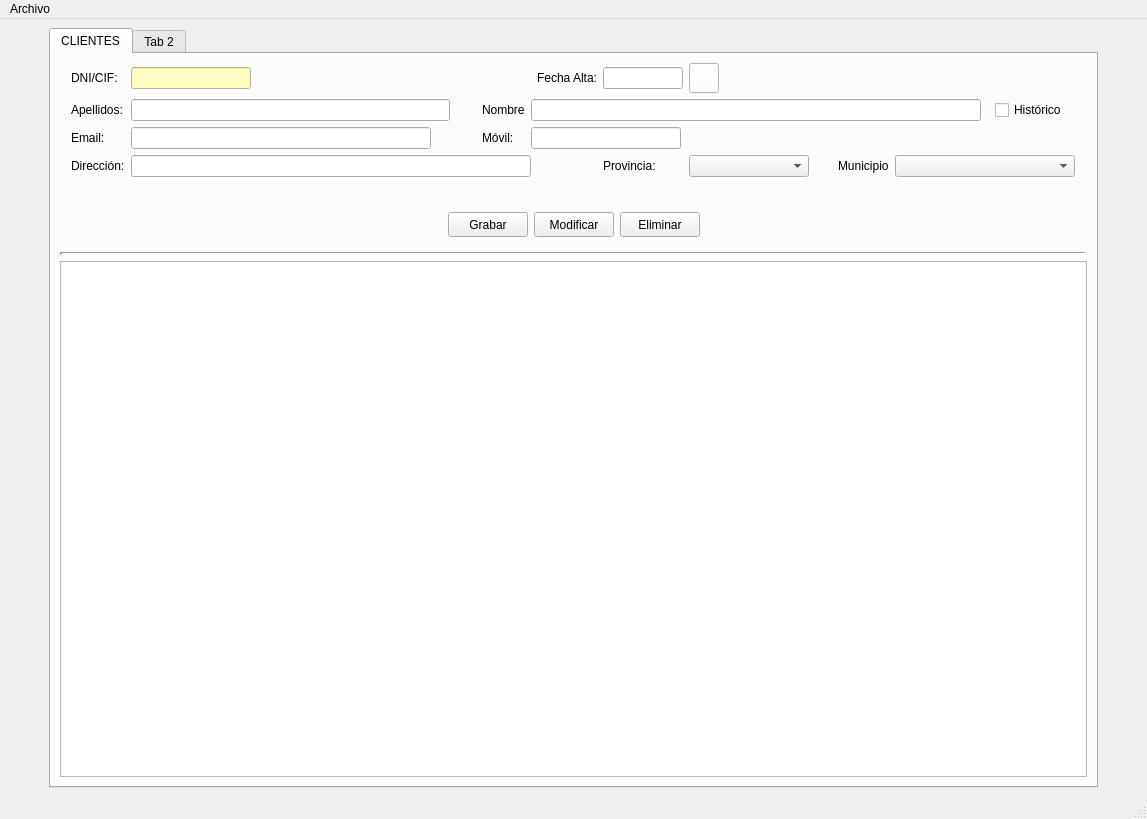
The window that venPrincipal.ui (DavBaquero/Proyecto-DI) describes before a commit, drawn with Qt 5.
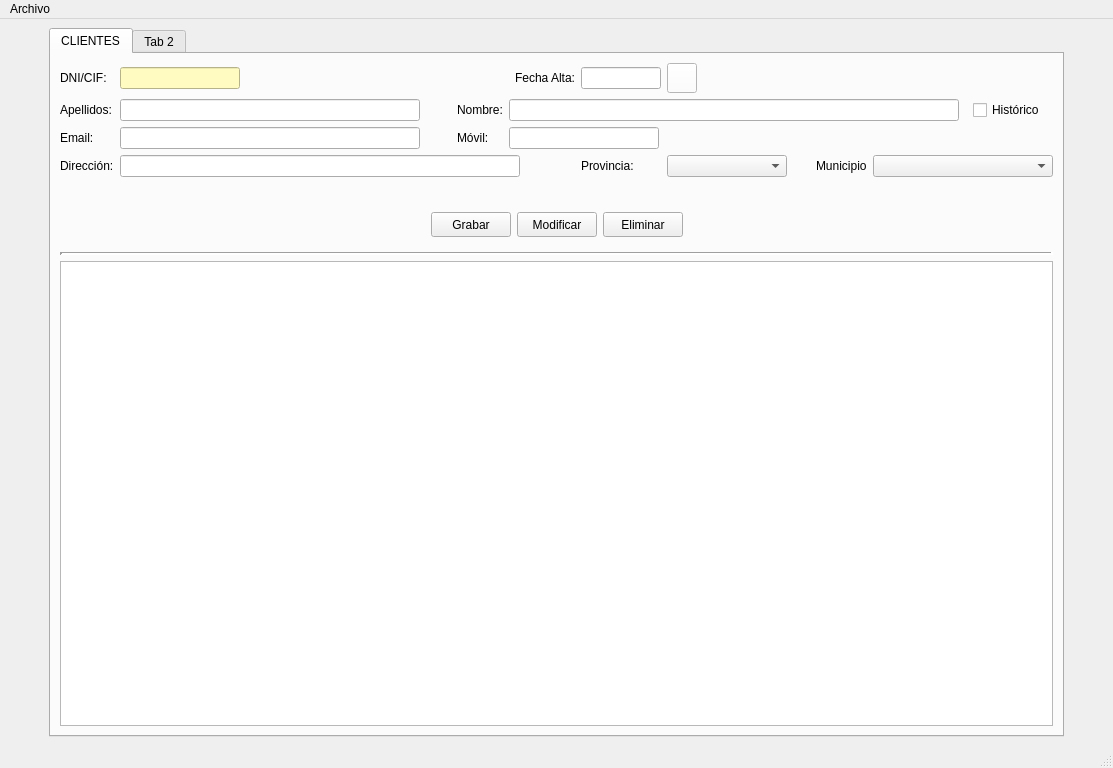
The same window after the commit. Icons and pictures are not drawn.

Diff of the .ui file:
```diff
--- a/venPrincipal.ui
+++ b/venPrincipal.ui
@@ -6,8 +6,8 @@
    <rect>
     <x>0</x>
     <y>0</y>
-    <width>1147</width>
-    <height>819</height>
+    <width>1113</width>
+    <height>768</height>
    </rect>
   </property>
   <property name="sizePolicy">
@@ -16,6 +16,12 @@
     <verstretch>0</verstretch>
    </sizepolicy>
   </property>
+  <property name="minimumSize">
+   <size>
+    <width>1024</width>
+    <height>768</height>
+   </size>
+  </property>
   <property name="focusPolicy">
    <enum>Qt::TabFocus</enum>
   </property>
@@ -70,7 +76,7 @@
        <layout class="QVBoxLayout" name="verticalLayout">
         <item>
          <layout class="QGridLayout" name="gridLayout_3">
-          <item row="2" column="0">
+          <item row="3" column="0">
            <widget class="QFrame" name="frame">
             <layout class="QHBoxLayout" name="horizontalLayout">
              <property name="spacing">
@@ -162,7 +168,7 @@
             </layout>
            </widget>
           </item>
-          <item row="1" column="0">
+          <item row="2" column="0">
            <spacer name="verticalSpacer">
             <property name="orientation">
              <enum>Qt::Vertical</enum>
@@ -178,26 +184,19 @@
             </property>
            </spacer>
           </item>
-          <item row="0" column="0">
+          <item row="1" column="0">
            <layout class="QGridLayout" name="gridLayout">
             <property name="sizeConstraint">
              <enum>QLayout::SetMinAndMaxSize</enum>
             </property>
-            <item row="3" column="7">
+            <item row="3" column="8">
              <widget class="QLabel" name="lblProvcli">
               <property name="text">
                <string>Provincia:</string>
               </property>
              </widget>
             </item>
-            <item row="1" column="4">
-             <widget class="QLabel" name="lblNomcli">
-              <property name="text">
-               <string>Nombre</string>
-              </property>
-             </widget>
-            </item>
-            <item row="3" column="9">
+            <item row="3" column="10">
              <spacer name="horizontalSpacer_4">
               <property name="orientation">
                <enum>Qt::Horizontal</enum>
@@ -213,14 +212,14 @@
               </property>
              </spacer>
             </item>
-            <item row="1" column="12" alignment="Qt::AlignHCenter|Qt::AlignVCenter">
+            <item row="1" column="13" alignment="Qt::AlignHCenter|Qt::AlignVCenter">
              <widget class="QCheckBox" name="chkHisoriacli">
               <property name="text">
                <string>Histórico</string>
               </property>
              </widget>
             </item>
-            <item row="3" column="8">
+            <item row="3" column="9">
              <widget class="QComboBox" name="cmbProvcli">
               <property name="minimumSize">
                <size>
@@ -237,7 +236,7 @@
               </property>
              </widget>
             </item>
-            <item row="3" column="11" colspan="2">
+            <item row="3" column="12" colspan="2">
              <widget class="QComboBox" name="cmbMunicli">
               <property name="minimumSize">
                <size>
@@ -247,7 +246,7 @@
               </property>
              </widget>
             </item>
-            <item row="3" column="10">
+            <item row="3" column="11">
              <widget class="QLabel" name="lblMunicli">
               <property name="text">
                <string>Municipio</string>
@@ -293,14 +292,7 @@
               </property>
              </widget>
             </item>
-            <item row="2" column="4">
-             <widget class="QLabel" name="lblMovilcli">
-              <property name="text">
-               <string>Móvil:</string>
-              </property>
-             </widget>
-            </item>
-            <item row="1" column="5" colspan="7">
+            <item row="1" column="6" colspan="7">
              <widget class="QLineEdit" name="txtNomcli">
               <property name="minimumSize">
                <size>
@@ -323,7 +315,7 @@
               </property>
              </widget>
             </item>
-            <item row="3" column="6">
+            <item row="3" column="7">
              <spacer name="horizontalSpacer_3">
               <property name="orientation">
                <enum>Qt::Horizontal</enum>
@@ -339,7 +331,7 @@
               </property>
              </spacer>
             </item>
-            <item row="3" column="2" colspan="4">
+            <item row="3" column="2" colspan="5">
              <widget class="QLineEdit" name="txtDircli">
               <property name="minimumSize">
                <size>
@@ -371,7 +363,7 @@
               </property>
              </widget>
             </item>
-            <item row="2" column="5" colspan="4">
+            <item row="2" column="6" colspan="4">
              <widget class="QLineEdit" name="txtMovilcli">
               <property name="minimumSize">
                <size>
@@ -410,7 +402,7 @@
               </property>
              </widget>
             </item>
-            <item row="0" column="13" rowspan="4">
+            <item row="0" column="14" rowspan="4">
              <spacer name="horizontalSpacer_12">
               <property name="orientation">
                <enum>Qt::Horizontal</enum>
@@ -426,26 +418,26 @@
               </property>
              </spacer>
             </item>
-            <item row="0" column="7">
-             <widget class="QLineEdit" name="txtAltacli">
-              <property name="minimumSize">
-               <size>
-                <width>80</width>
-                <height>0</height>
-               </size>
-              </property>
-              <property name="maximumSize">
-               <size>
-                <width>80</width>
-                <height>16777215</height>
-               </size>
-              </property>
-              <property name="alignment">
-               <set>Qt::AlignCenter</set>
-              </property>
-             </widget>
-            </item>
             <item row="0" column="8">
+             <widget class="QLineEdit" name="txtAltacli">
+              <property name="minimumSize">
+               <size>
+                <width>80</width>
+                <height>0</height>
+               </size>
+              </property>
+              <property name="maximumSize">
+               <size>
+                <width>80</width>
+                <height>16777215</height>
+               </size>
+              </property>
+              <property name="alignment">
+               <set>Qt::AlignCenter</set>
+              </property>
+             </widget>
+            </item>
+            <item row="0" column="9">
              <widget class="QPushButton" name="btnCaledarcli">
               <property name="minimumSize">
                <size>
@@ -471,30 +463,28 @@
               </property>
              </widget>
             </item>
-            <item row="0" column="6">
+            <item row="0" column="7">
              <widget class="QLabel" name="lblAltacli">
               <property name="text">
                <string>Fecha Alta:</string>
               </property>
              </widget>
             </item>
-            <item row="2" column="3">
-             <spacer name="horizontalSpacer">
-              <property name="orientation">
-               <enum>Qt::Horizontal</enum>
+            <item row="1" column="5">
+             <widget class="QLabel" name="lblNomcli">
+              <property name="text">
+               <string>Nombre:</string>
               </property>
-              <property name="sizeType">
-               <enum>QSizePolicy::Fixed</enum>
+             </widget>
+            </item>
+            <item row="2" column="5">
+             <widget class="QLabel" name="lblMovilcli">
+              <property name="text">
+               <string>Móvil:</string>
               </property>
-              <property name="sizeHint" stdset="0">
-               <size>
-                <width>20</width>
-                <height>20</height>
-               </size>
-              </property>
-             </spacer>
+             </widget>
             </item>
-            <item row="1" column="3">
+            <item row="1" column="4">
              <spacer name="horizontalSpacer_2">
               <property name="orientation">
                <enum>Qt::Horizontal</enum>
@@ -510,7 +500,23 @@
               </property>
              </spacer>
             </item>
-            <item row="0" column="3">
+            <item row="2" column="4">
+             <spacer name="horizontalSpacer">
+              <property name="orientation">
+               <enum>Qt::Horizontal</enum>
+              </property>
+              <property name="sizeType">
+               <enum>QSizePolicy::Fixed</enum>
+              </property>
+              <property name="sizeHint" stdset="0">
+               <size>
+                <width>20</width>
+                <height>20</height>
+               </size>
+              </property>
+             </spacer>
+            </item>
+            <item row="0" column="4">
              <spacer name="horizontalSpacer_9">
               <property name="orientation">
                <enum>Qt::Horizontal</enum>
@@ -604,7 +610,7 @@
     <rect>
      <x>0</x>
      <y>0</y>
-     <width>1147</width>
+     <width>1113</width>
      <height>21</height>
     </rect>
    </property>
```
